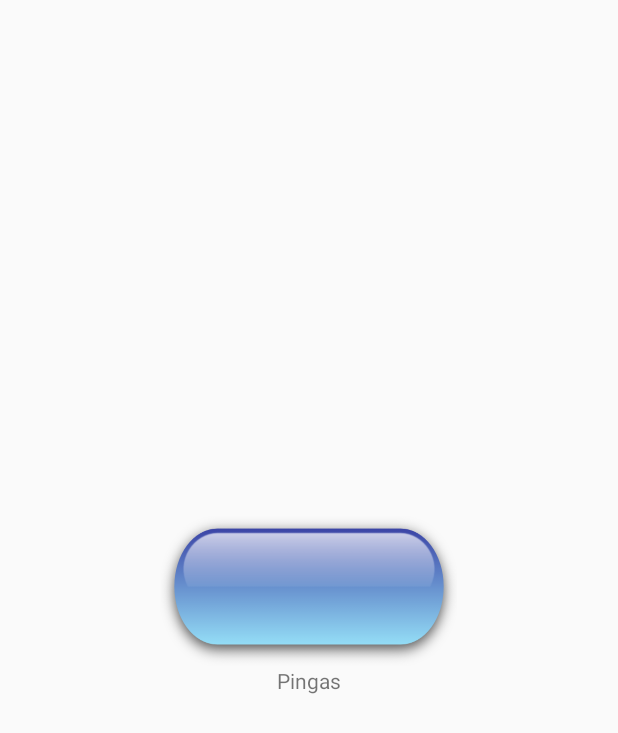
After one commit to BetaLemon/AndroidStudioENTI, an Android app: the layout row_sound.xml on its own in the app's theme, with its tools: preview values and no code run, on a phone screen of 412 x 824 dp. The commit adds this screen. Shown: the top 733 px of the screen. Run offline under Robolectric (Android 15) with nearby library versions, the phone set to English and light mode, and no system bars.

Commit message:
Recycler View casi acabat
Fi de la classe del 6 de Novembre 2018

```diff
--- a/FunButtons/app/build.gradle
+++ b/FunButtons/app/build.gradle
@@ -30,4 +30,6 @@ dependencies {
     testImplementation 'junit:junit:4.12'
     androidTestImplementation 'com.android.support.test:runner:1.0.2'
     androidTestImplementation 'com.android.support.test.espresso:espresso-core:3.0.2'
+
+    implementation 'com.android.support:recyclerview-v7:28.0.0'
 }
--- a/FunButtons/app/src/main/java/org/neocities/betalemon/funbuttons/MainActivity.kt
+++ b/FunButtons/app/src/main/java/org/neocities/betalemon/funbuttons/MainActivity.kt
@@ -3,6 +3,7 @@ package org.neocities.betalemon.funbuttons
 import android.media.MediaPlayer
 import android.support.v7.app.AppCompatActivity
 import android.os.Bundle
+import android.support.v7.widget.LinearLayoutManager
 import kotlinx.android.synthetic.main.activity_main.*
 
 class MainActivity : AppCompatActivity() {
@@ -12,6 +13,10 @@ class MainActivity : AppCompatActivity() {
     override fun onCreate(savedInstanceState: Bundle?) {
         super.onCreate(savedInstanceState)
         setContentView(R.layout.activity_main)
+
+        soundsRecyclerView.layoutManager = LinearLayoutManager(this)
+
+
 
         button.setOnClickListener {
             //mediaPlayer?.release()
--- /dev/null
+++ b/FunButtons/app/src/main/res/layout/row_sound.xml
@@ -0,0 +1,22 @@
+<?xml version="1.0" encoding="utf-8"?>
+<LinearLayout
+    xmlns:android="http://schemas.android.com/apk/res/android"
+    android:layout_width="match_parent"
+    android:layout_height="match_parent"
+    android:orientation="vertical"
+    android:gravity="center">
+
+    <Button
+        android:id="@+id/soundButton"
+        android:layout_width="200dp"
+        android:layout_height="100dp"
+        android:background="@drawable/selector_button_sound" />
+
+    <TextView
+        android:id="@+id/soundTitle"
+        android:layout_width="wrap_content"
+        android:layout_height="wrap_content"
+        android:layout_marginBottom="16dp"
+        android:text="Pingas"/>
+
+</LinearLayout>
```
Also changed, not shown: FunButtons/app/src/main/java/org/neocities/betalemon/funbuttons/SoundsAdapter.kt (added, +28 -0 lines), FunButtons/app/src/main/res/layout/activity_main.xml (+8 -0 lines).
